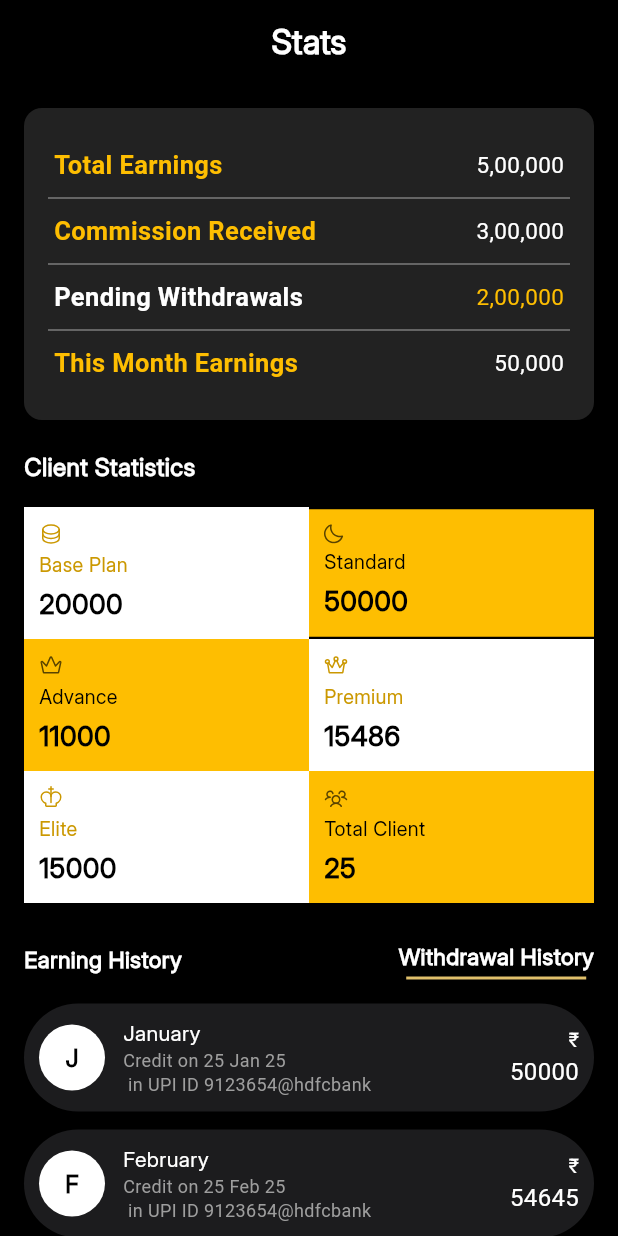
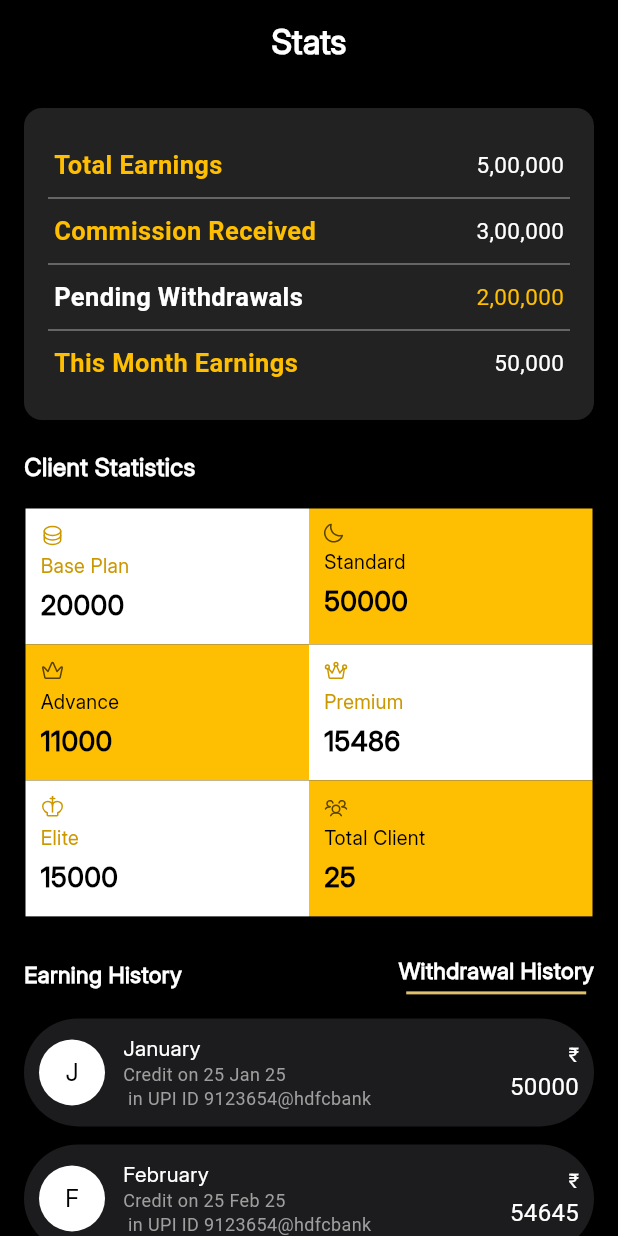
Before and after one commit to SaicharanGattu02/studio_app, a Flutter app: the Stats screen opened by its route, after a tap on "Withdrawal History", on a phone screen of 412 x 824 dp. Run offline on Flutter 3.47's test engine with Material 3 defaults, Android fonts, the light colour scheme and no system bars; our stand-ins replace connectivity_plus, dio, dotted_border, equatable, firebase_core, firebase_crashlytics and 11 more; accounts and stored records are empty; Roboto replaces fonts that are missing (segeo).

Commit message:
committed by vikranth 12/11/2025 at 10:22 AM

```diff
--- a/lib/app_routes/router.dart
+++ b/lib/app_routes/router.dart
@@ -25,7 +25,7 @@ final GoRouter appRouter = GoRouter(
     GoRoute(
       path: '/',
       pageBuilder: (context, state) {
-        return buildSlideTransitionPage(Createclient(), state);
+        return buildSlideTransitionPage(Stats(), state);
       },
     ),GoRoute(
       path: '/stats',
--- a/lib/presentation/stats.dart
+++ b/lib/presentation/stats.dart
@@ -2,6 +2,7 @@ import 'package:flutter/material.dart';
 import 'package:dotted_border/dotted_border.dart';
 import 'package:flutter_svg/flutter_svg.dart';
 import 'package:studio_app/utils/color_constants.dart';
+import 'package:studio_app/utils/media_query_helper.dart';
 
 class Stats extends StatefulWidget {
   const Stats({super.key});
@@ -64,9 +65,9 @@ class _StatsState extends State<Stats> {
 
   Widget _clientBox(String title, String value,
       {required String path, bool isYellow = false}) {
-    return Container(
+    return Container(height: SizeConfig.screenHeight*0.11,
       color: isYellow ? primarycolor : whiteColor,
-      padding: const EdgeInsets.all(10),
+      padding:  EdgeInsets.all(10),
       child: Column(
         crossAxisAlignment: CrossAxisAlignment.start,
         children: [
@@ -175,7 +176,7 @@ class _StatsState extends State<Stats> {
                 fontFamily: 'Inter',
                 color: Colors.black,
                 fontSize: 16,
-                fontWeight: FontWeight.bold,
+                fontWeight: FontWeight.w400,
               ),
             ),
           ),
@@ -284,9 +285,9 @@ class _StatsState extends State<Stats> {
             const SizedBox(height: 15),
 
             Container(
-              width: double.infinity,
+              width:SizeConfig.screenWidth,
               decoration: BoxDecoration(
-                borderRadius: BorderRadius.circular(10),
+                borderRadius: BorderRadius.circular(10),border: Border.all(color:Colors.transparent)
               ),
               child: Column(
                 children: [
@@ -299,7 +300,8 @@ class _StatsState extends State<Stats> {
                       ),
                       Expanded(
                         child: _clientBox("Standard", "50000",
-                            path: 'assets/icons/moon.svg', isYellow: true),
+                            path: 'assets/icons/moon.svg',
+                            isYellow: true),
                       ),
                     ],
                   ),
```
Also changed, not shown: assets/icons/moon.svg.
